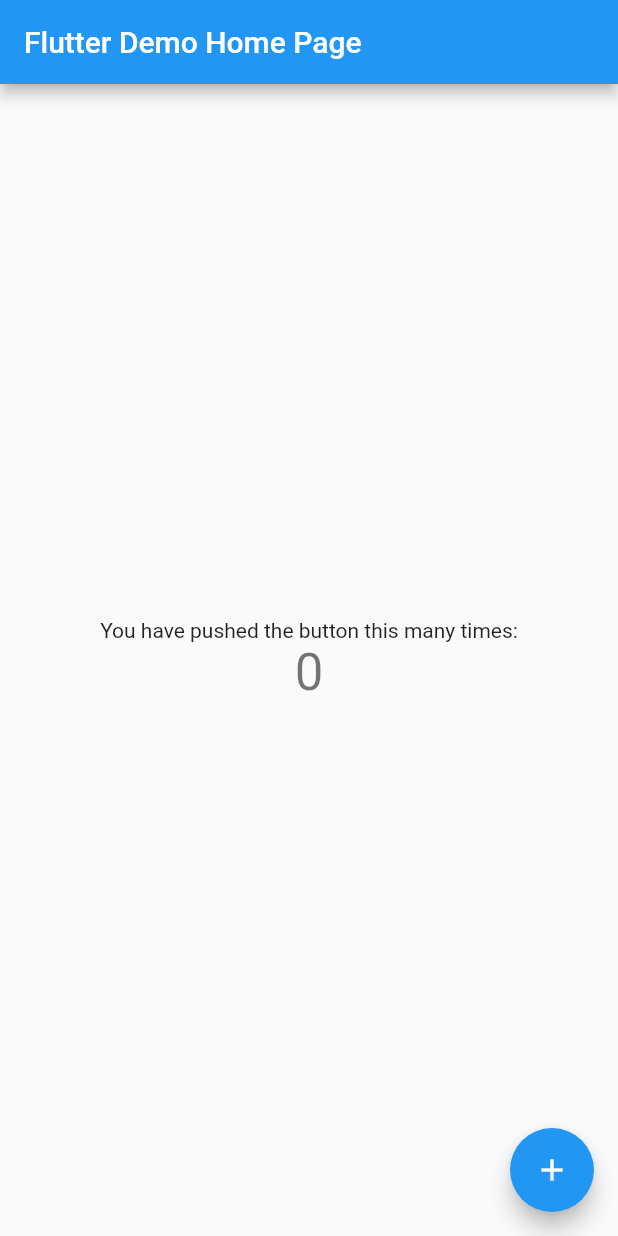
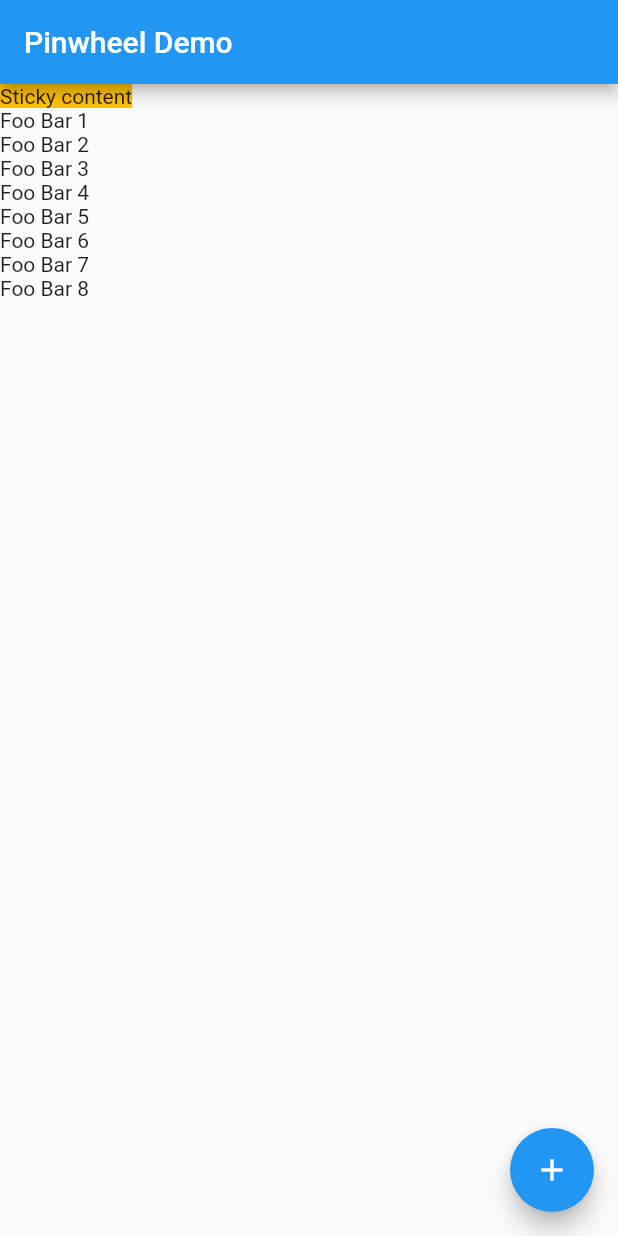
Before and after one commit to karbunkul/pinwheel, a Flutter app: the screen it shows after launch, on a phone screen of 412 x 824 dp. Run offline on Flutter 3.47's test engine with Material 2 defaults, Android fonts, the phone set to English and light mode, and no system bars.

Commit message:
sticky_content - content widget always top

```diff
--- a/example/lib/main.dart
+++ b/example/lib/main.dart
@@ -4,39 +4,20 @@ import 'package:pinwheel/pinwheel.dart';
 void main() => runApp(MyApp());
 
 class MyApp extends StatelessWidget {
-  // This widget is the root of your application.
   @override
   Widget build(BuildContext context) {
     return MaterialApp(
-      title: 'Flutter Demo',
+      title: 'Pinwheel Demo',
       theme: ThemeData(
-        // This is the theme of your application.
-        //
-        // Try running your application with "flutter run". You'll see the
-        // application has a blue toolbar. Then, without quitting the app, try
-        // changing the primarySwatch below to Colors.green and then invoke
-        // "hot reload" (press "r" in the console where you ran "flutter run",
-        // or simply save your changes to "hot reload" in a Flutter IDE).
-        // Notice that the counter didn't reset back to zero; the application
-        // is not restarted.
         primarySwatch: Colors.blue,
       ),
-      home: MyHomePage(title: 'Flutter Demo Home Page'),
+      home: MyHomePage(title: 'Pinwheel Demo'),
     );
   }
 }
 
 class MyHomePage extends StatefulWidget {
   MyHomePage({Key key, this.title}) : super(key: key);
-
-  // This widget is the home page of your application. It is stateful, meaning
-  // that it has a State object (defined below) that contains fields that affect
-  // how it looks.
-
-  // This class is the configuration for the state. It holds the values (in this
-  // case the title) provided by the parent (in this case the App widget) and
-  // used by the build method of the State. Fields in a Widget subclass are
-  // always marked "final".
 
   final String title;
 
@@ -49,67 +30,44 @@ class _MyHomePageState extends State<MyHomePage> {
 
   void _incrementCounter() {
     setState(() {
-      // This call to setState tells the Flutter framework that something has
-      // changed in this State, which causes it to rerun the build method below
-      // so that the display can reflect the updated values. If we changed
-      // _counter without calling setState(), then the build method would not be
-      // called again, and so nothing would appear to happen.
       _counter++;
     });
   }
 
   @override
   Widget build(BuildContext context) {
-    // This method is rerun every time setState is called, for instance as done
-    // by the _incrementCounter method above.
-    //
-    // The Flutter framework has been optimized to make rerunning build methods
-    // fast, so that you can just rebuild anything that needs updating rather
-    // than having to individually change instances of widgets.
     return Scaffold(
       appBar: AppBar(
-        // Here we take the value from the MyHomePage object that was created by
-        // the App.build method, and use it to set our appbar title.
         title: Text(widget.title),
       ),
-      body: Center(
-        // Center is a layout widget. It takes a single child and positions it
-        // in the middle of the parent.
-        child: Column(
-          // Column is also layout widget. It takes a list of children and
-          // arranges them vertically. By default, it sizes itself to fit its
-          // children horizontally, and tries to be as tall as its parent.
-          //
-          // Invoke "debug painting" (press "p" in the console, choose the
-          // "Toggle Debug Paint" action from the Flutter Inspector in Android
-          // Studio, or the "Toggle Debug Paint" command in Visual Studio Code)
-          // to see the wireframe for each widget.
-          //
-          // Column has various properties to control how it sizes itself and
-          // how it positions its children. Here we use mainAxisAlignment to
-          // center the children vertically; the main axis here is the vertical
-          // axis because Columns are vertical (the cross axis would be
-          // horizontal).
-          mainAxisAlignment: MainAxisAlignment.center,
-          children: <Widget>[
-            ConditionContainer(
-              condition: true,
-              child: Text(
-                'You have pushed the button this many times:',
-              ),
-            ),
-            Text(
-              '$_counter',
-              style: Theme.of(context).textTheme.display1,
-            ),
-          ],
+      body: _body(),
+      floatingActionButton: ConditionContainer(
+        condition: true,
+        child: FloatingActionButton(
+          onPressed: _incrementCounter,
+          tooltip: 'Increment',
+          child: Icon(Icons.add),
         ),
       ),
-      floatingActionButton: FloatingActionButton(
-        onPressed: _incrementCounter,
-        tooltip: 'Increment',
-        child: Icon(Icons.add),
-      ), // This trailing comma makes auto-formatting nicer for build methods.
+    );
+  }
+
+  Widget _body() {
+    return StickyContent(
+      child: ListView(children: [
+        Text('Foo Bar 1'),
+        Text('Foo Bar 2'),
+        Text('Foo Bar 3'),
+        Text('Foo Bar 4'),
+        Text('Foo Bar 5'),
+        Text('Foo Bar 6'),
+        Text('Foo Bar 7'),
+        Text('Foo Bar 8'),
+      ]),
+      content: Container(
+        child: Text('Sticky content'),
+        color: Colors.amber,
+      ),
     );
   }
 }
--- a/lib/pinwheel.dart
+++ b/lib/pinwheel.dart
@@ -1,3 +1,4 @@
 library pinwheel;
 
 export 'package:pinwheel/src/condition_container/condition_container.dart';
+export 'package:pinwheel/src/sticky_content/sticky_content.dart';
--- /dev/null
+++ b/lib/src/sticky_content/sticky_content.dart
@@ -0,0 +1,61 @@
+import 'dart:async';
+
+import 'package:flutter/material.dart';
+import 'package:flutter/widgets.dart';
+
+class StickyContent extends StatefulWidget {
+  final Widget content;
+  final Widget child;
+  const StickyContent({Key key, @required this.content, @required this.child})
+      : super(key: key);
+  @override
+  _StickyContentState createState() => _StickyContentState();
+}
+
+class _StickyContentState extends State<StickyContent> {
+  final GlobalKey _key = GlobalKey();
+
+  StreamController<double> _paddingController = StreamController<double>();
+  Stream<double> get padding => _paddingController.stream;
+
+  void initState() {
+    super.initState();
+    WidgetsBinding.instance.addPostFrameCallback((_) => _postFrameCallback());
+  }
+
+  _postFrameCallback() {
+    try {
+      final RenderBox renderBox = _key.currentContext.findRenderObject();
+      _paddingController.sink.add(renderBox.size.height);
+    } catch (_) {
+      _paddingController.sink.add(0.0);
+    }
+  }
+
+  @override
+  void dispose() {
+    _paddingController?.close();
+    super.dispose();
+  }
+
+  @override
+  Widget build(BuildContext context) {
+    return Stack(
+      children: <Widget>[
+        StreamBuilder<double>(
+          stream: padding,
+          initialData: 0.001, // not 0.0 need for hit on test
+          builder: (_, snap) => Padding(
+//                padding: EdgeInsets.all(0.0),
+                padding: EdgeInsets.only(top: snap.data),
+                child: widget.child,
+              ),
+        ),
+        Positioned(
+          key: _key,
+          child: widget.content,
+        ),
+      ],
+    );
+  }
+}
--- a/pubspec.yaml
+++ b/pubspec.yaml
@@ -14,6 +14,7 @@ dependencies:
 dev_dependencies:
   flutter_test:
     sdk: flutter
+  rect_getter: ^0.0.1
 
 # For information on the generic Dart part of this file, see the
 # following page: https://dart.dev/tools/pub/pubspec
```
Also changed, not shown: example/pubspec.lock, pubspec.lock, 1 other file.
